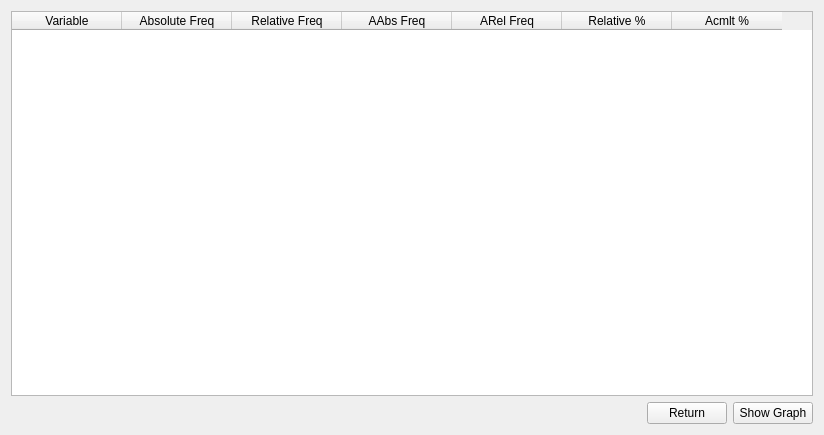
The window that ui/simplefreqt.ui (h-nick/SHelper) describes before a commit, drawn with Qt 5.
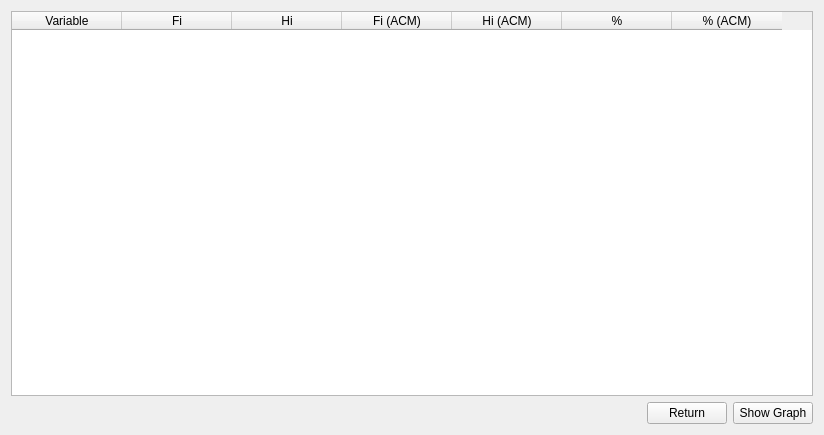
The same window after the commit.

Commit message: BarChart now generates the Histogram for SimpleFreqT.

The edit to the form file:
```diff
--- a/ui/simplefreqt.ui
+++ b/ui/simplefreqt.ui
@@ -62,32 +62,32 @@
      </column>
      <column>
       <property name="text">
-       <string>Absolute Freq</string>
+       <string>Fi</string>
       </property>
      </column>
      <column>
       <property name="text">
-       <string>Relative Freq</string>
+       <string>Hi</string>
       </property>
      </column>
      <column>
       <property name="text">
-       <string>AAbs Freq</string>
+       <string>Fi (ACM)</string>
       </property>
      </column>
      <column>
       <property name="text">
-       <string>ARel Freq</string>
+       <string>Hi (ACM)</string>
       </property>
      </column>
      <column>
       <property name="text">
-       <string>Relative %</string>
+       <string>%</string>
       </property>
      </column>
      <column>
       <property name="text">
-       <string>Acmlt %</string>
+       <string>% (ACM)</string>
       </property>
      </column>
     </widget>
```
The commit also changes 2 other files.
